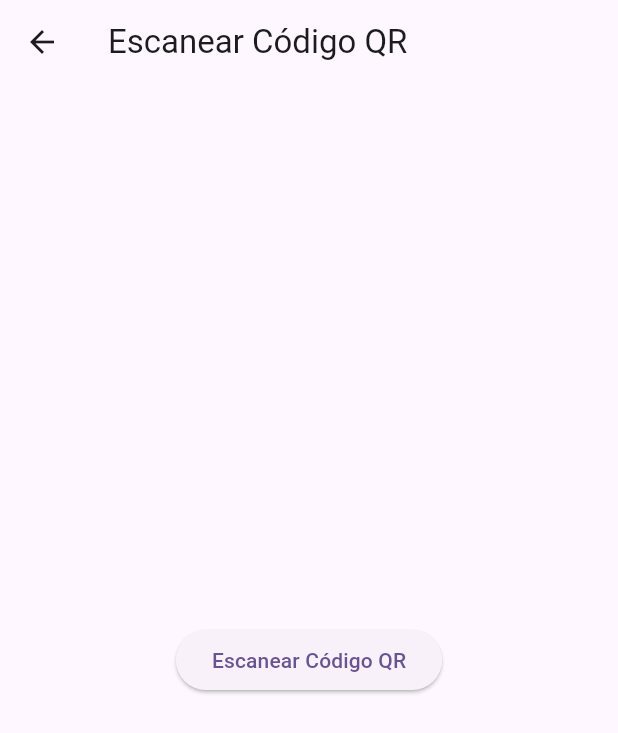
After one commit to Hugg0/flutter_qr_auth_app, a Flutter app: the QrScannerScreen screen opened directly, on a phone screen of 412 x 824 dp. The commit adds this screen. Shown: the top 733 px of the screen. Run offline on Flutter 3.47's test engine with Material 3 defaults, Android fonts, the phone set to English and light mode, and no system bars; our stand-ins replace flutter_bloc, plugin_platform_interface.

Commit message:
Fix: Resolución de warnings en qr_scanner y qr_scanner_screen, constructor build corregido

```diff
--- /dev/null
+++ b/packages/app/lib/screens/qr_scanner_screen.dart
@@ -0,0 +1,46 @@
+import 'package:flutter/material.dart';
+import 'package:flutter_bloc/flutter_bloc.dart';
+import 'package:qr_scanner/qr_scanner.dart';
+
+class QrScannerScreen extends StatelessWidget {
+  const QrScannerScreen({super.key});
+
+  @override
+  Widget build(BuildContext context) {
+    return Scaffold(
+      appBar: AppBar(title: const Text('Escanear Código QR')),
+      body: BlocProvider(
+        create: (context) => QrScannerBloc(QrScannerRepositoryImpl()),
+        child: BlocBuilder<QrScannerBloc, QrScannerState>(
+          builder: (context, state) {
+            if (state is QrScannerLoading) {
+              return const Center(child: CircularProgressIndicator());
+            } else if (state is QrScannerLoaded) {
+              return ListView.builder(
+                itemCount: state.history.length,
+                itemBuilder: (context, index) {
+                  final qr = state.history[index];
+                  return ListTile(
+                    title: Text(qr.data),
+                    subtitle: Text(qr.scannedAt.toString()),
+                  );
+                },
+              );
+            } else if (state is QrScannerError) {
+              return Center(child: Text('Error: ${state.message}'));
+            }
+            // Estado inicial o sin acción: mostrar botón para escanear
+            return Center(
+              child: ElevatedButton(
+                onPressed: () {
+                  context.read<QrScannerBloc>().add(ScanQrCodeEvent());
+                },
+                child: const Text('Escanear Código QR'),
+              ),
+            );
+          },
+        ),
+      ),
+    );
+  }
+}
--- a/packages/app/pubspec.yaml
+++ b/packages/app/pubspec.yaml
@@ -32,6 +32,8 @@ dependencies:
     sdk: flutter
   qr_scanner:
     path: ../qr_scanner
+  flutter_bloc: ^8.1.0
+
   # The following adds the Cupertino Icons font to your application.
   # Use with the CupertinoIcons class for iOS style icons.
   cupertino_icons: ^1.0.8
--- /dev/null
+++ b/packages/app/pubspec_overrides.yaml
@@ -0,0 +1,4 @@
+# melos_managed_dependency_overrides: qr_scanner
+dependency_overrides:
+  qr_scanner:
+    path: ..\\qr_scanner
--- a/packages/biometric_auth/lib/src/presentation/bloc/biometric_auth_bloc.dart
+++ b/packages/biometric_auth/lib/src/presentation/bloc/biometric_auth_bloc.dart
@@ -1,6 +1,6 @@
 import 'package:flutter_bloc/flutter_bloc.dart';
 import 'package:biometric_auth/src/domain/repositories/biometric_auth_repository.dart';
-import 'package:biometric_auth/src/domain/entities/biometric_auth_result.dart';
+//import 'package:biometric_auth/src/domain/entities/biometric_auth_result.dart';
 
 import 'biometric_auth_event.dart';
 import 'biometric_auth_state.dart';
```
Also changed, not shown: packages/qr_scanner/lib/qr_scanner.dart (+8 -6 lines), packages/app/pubspec.lock, packages/biometric_auth/example/pubspec.lock, packages/qr_scanner/example/pubspec.lock.
